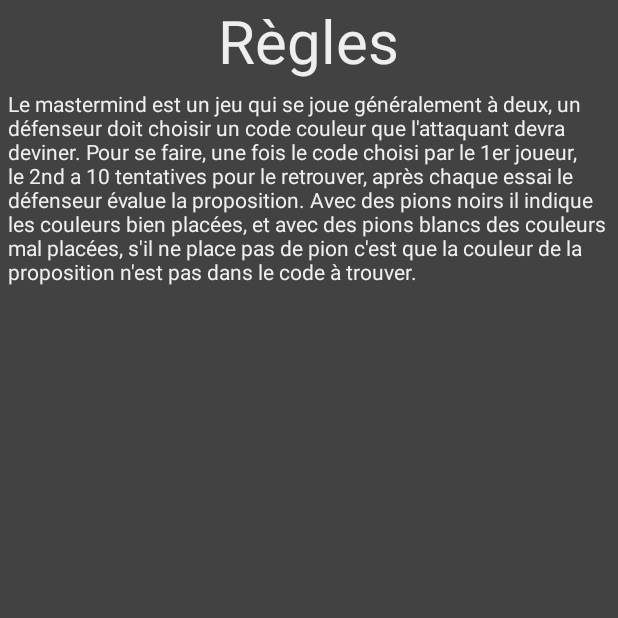
After one commit to Korayou/Mastermind, an Android app: the RulesActivity screen opened directly, with no data from a screen before it, on a phone screen of 412 x 824 dp, the top half of it. The commit adds this screen. Run offline under Robolectric (Android 15) with nearby library versions, the phone set to English and light mode, and no system bars.

Commit message:
Ajout debut page regles

```diff
--- a/app/src/main/AndroidManifest.xml
+++ b/app/src/main/AndroidManifest.xml
@@ -26,6 +26,9 @@
                 android:value="" />
         </activity>
         <activity
+            android:name=".RulesActivity"
+            android:exported="false"/>
+        <activity
             android:name=".MainActivity"
             android:exported="true">
             <intent-filter>
--- a/app/src/main/java/com/example/mastermind/MainActivity.java
+++ b/app/src/main/java/com/example/mastermind/MainActivity.java
@@ -10,7 +10,7 @@ public class MainActivity extends Activity {
     private Button mHotSeat;
     private Button mORDI;
     private Button mSettings;
-    //private Button mRules;
+    private Button mRules;
     @Override
     protected void onCreate(Bundle savedInstanceState) {
         super.onCreate(savedInstanceState);
@@ -19,7 +19,7 @@ public class MainActivity extends Activity {
         mHotSeat = findViewById(R.id.HotSeat);
         mORDI = findViewById(R.id.ORDI);
         mSettings = findViewById(R.id.Settings);
-        //mRules = findViewById(R.id.Rules);
+        mRules = findViewById(R.id.Rules);
         mHotSeat.setOnClickListener(new View.OnClickListener() {
             @Override
             public void onClick(View v) {
@@ -43,12 +43,12 @@ public class MainActivity extends Activity {
                 startActivity(settings);
             }
         });
-        /*mTP4.setOnClickListener(new View.OnClickListener() {
+        mRules.setOnClickListener(new View.OnClickListener() {
             @Override
             public void onClick(View v) {
-                Intent rules = new Intent(MainActivity.this, TP4.class);
+                Intent rules = new Intent(MainActivity.this, RulesActivity.class);
                 startActivity(rules);
             }
-        });*/
+        });
     }
 }
--- /dev/null
+++ b/app/src/main/java/com/example/mastermind/RulesActivity.java
@@ -0,0 +1,14 @@
+package com.example.mastermind;
+
+import android.app.Activity;
+import android.os.Bundle;
+
+public class RulesActivity extends Activity {
+
+    @Override
+    protected void onCreate(Bundle saveInstanceState) {
+        super.onCreate(saveInstanceState);
+        setContentView(R.layout.activity_rules);
+    }
+
+}
--- /dev/null
+++ b/app/src/main/res/layout/activity_rules.xml
@@ -0,0 +1,27 @@
+<?xml version="1.0" encoding="utf-8"?>
+<RelativeLayout xmlns:android="http://schemas.android.com/apk/res/android"
+    android:layout_width="match_parent"
+    android:layout_height="match_parent"
+    android:background="@color/cardview_dark_background">
+
+    <TextView
+        android:id="@+id/title"
+        android:layout_width="wrap_content"
+        android:layout_height="wrap_content"
+        android:layout_centerHorizontal="true"
+        android:autoSizeMaxTextSize="100dp"
+        android:autoSizeMinTextSize="10dp"
+        android:text="@string/title_rules_activity"
+        android:textColor="#eee"
+        android:textSize="40dp"/>
+
+    <TextView
+        android:layout_below="@+id/title"
+        android:layout_width="wrap_content"
+        android:layout_height="wrap_content"
+        android:text="@string/general_rules"
+        android:textColor="#eee"
+        android:padding="5dp"/>
+
+
+</RelativeLayout>
--- a/app/src/main/res/values/strings.xml
+++ b/app/src/main/res/values/strings.xml
@@ -1,11 +1,21 @@
 <resources>
     <string name="app_name">MasterMind</string>
     <string name="title_activity_settings">SettingsActivity</string>
+    <string name="title_rules_activity">Règles</string>
 
     <!-- Preference Titles -->
     <string name="header">Paramètres</string>
 
     <!-- Sync Preferences -->
     <string name="pions_title">Autoriser les pions vides</string>
-    <string name="summary">Cette fonctionnalité augmente la difficultédu jeu pour l\'attaquant</string>
+    <string name="summary">Cette fonctionnalité augmente la difficulté du jeu pour l\'attaquant</string>
+
+    <!-- Rules -->
+    <string name="general_rules">Le mastermind est un jeu qui se joue généralement à deux, un défenseur doit choisir un code couleur que l\'attaquant devra deviner.
+    Pour se faire, une fois le code choisi par le 1er joueur, le 2nd a 10 tentatives pour le retrouver, après chaque essai le défenseur évalue la proposition.
+    Avec des pions noirs il indique les couleurs bien placées, et avec des pions blancs des couleurs mal placées, s\'il ne place pas de pion c\'est que la couleur
+        de la proposition n\'est pas dans le code à trouver.</string>
+    <string name="rules_hotseat"></string>
+    <string name="rules_bot"></string>
+
 </resources>
```
